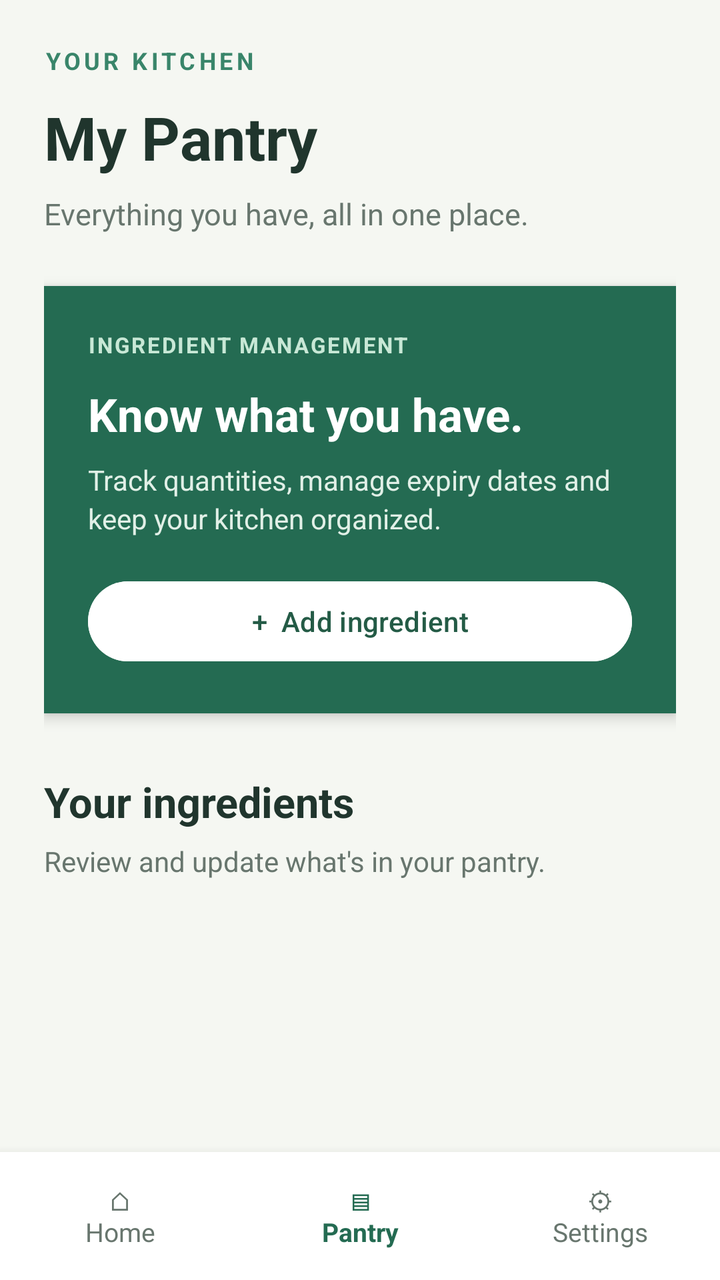
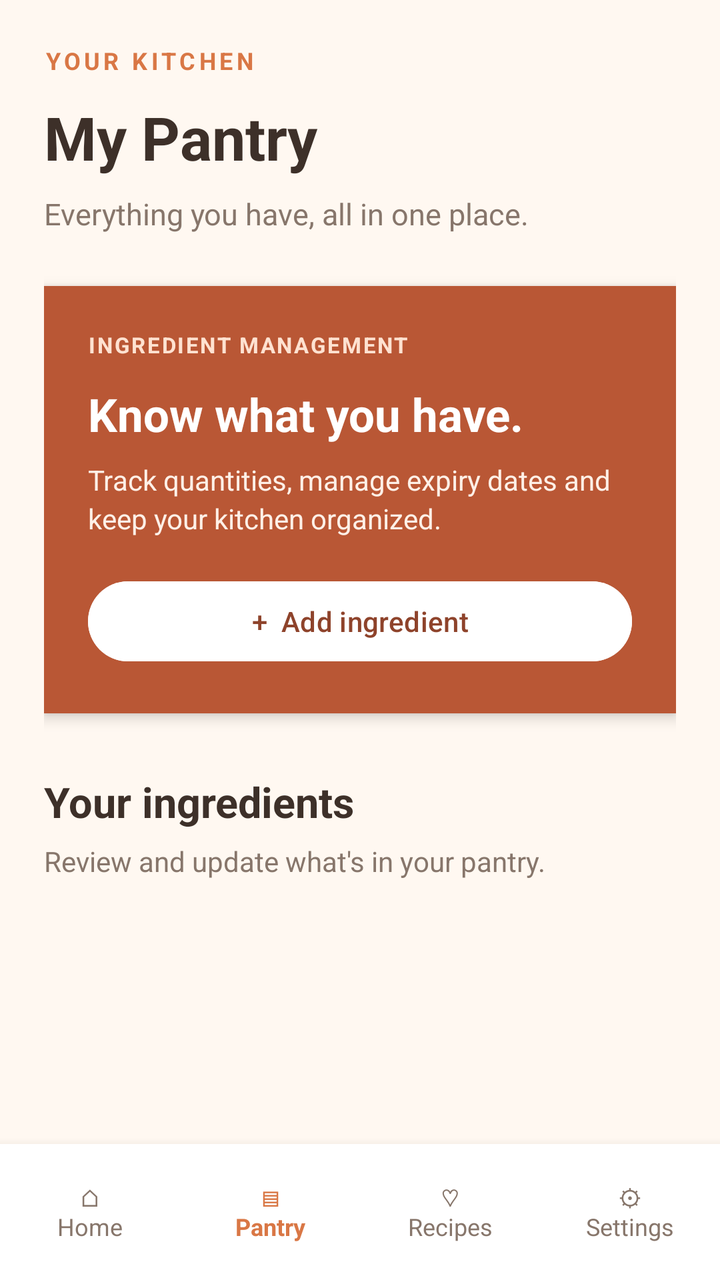

The first picture is an Android layout as it rendered before a commit; the second is the same layout after the commit. The layout source and the unified diff follow.
<!-- AndroidManifest.xml: application theme Theme.SmartPantryManager -->
<!-- res/layout/activity_pantry.xml -->
<?xml version="1.0" encoding="utf-8"?>
<LinearLayout
    xmlns:android="http://schemas.android.com/apk/res/android"
    android:layout_width="match_parent"
    android:layout_height="match_parent"
    android:orientation="vertical"
    android:background="#F5F7F2">

    <ScrollView
        android:layout_width="match_parent"
        android:layout_height="0dp"
        android:layout_weight="1"
        android:fillViewport="true">

        <LinearLayout
            android:layout_width="match_parent"
            android:layout_height="wrap_content"
            android:orientation="vertical"
            android:padding="22dp">

            <TextView
                android:layout_width="wrap_content"
                android:layout_height="wrap_content"
                android:text="YOUR KITCHEN"
                android:textColor="#39856A"
                android:textSize="12sp"
                android:textStyle="bold"
                android:letterSpacing="0.15" />

            <TextView
                android:layout_width="match_parent"
                android:layout_height="wrap_content"
                android:text="My Pantry"
                android:textColor="#20352D"
                android:textSize="30sp"
                android:textStyle="bold"
                android:layout_marginTop="10dp" />

            <TextView
                android:layout_width="match_parent"
                android:layout_height="wrap_content"
                android:text="Everything you have, all in one place."
                android:textColor="#68766E"
                android:textSize="15sp"
                android:lineSpacingExtra="4dp"
                android:layout_marginTop="8dp" />

            

            <LinearLayout
                android:layout_width="match_parent"
                android:layout_height="wrap_content"
                android:orientation="vertical"
                android:background="#246B52"
                android:padding="22dp"
                android:layout_marginTop="26dp"
                android:elevation="4dp">

                <TextView
                    android:layout_width="wrap_content"
                    android:layout_height="wrap_content"
                    android:text="INGREDIENT MANAGEMENT"
                    android:textColor="#C8E8D6"
                    android:textSize="11sp"
                    android:textStyle="bold"
                    android:letterSpacing="0.08" />

                <TextView
                    android:layout_width="match_parent"
                    android:layout_height="wrap_content"
                    android:text="Know what you have."
                    android:textColor="#FFFFFF"
                    android:textSize="23sp"
                    android:textStyle="bold"
                    android:layout_marginTop="12dp" />

                <TextView
                    android:layout_width="match_parent"
                    android:layout_height="wrap_content"
                    android:text="Track quantities, manage expiry dates and keep your kitchen organized."
                    android:textColor="#E1F0E7"
                    android:textSize="14sp"
                    android:lineSpacingExtra="3dp"
                    android:layout_marginTop="8dp" />

                <Button
                    android:id="@+id/btnAddIngredient"
                    android:layout_width="match_parent"
                    android:layout_height="wrap_content"
                    android:text="+  Add ingredient"
                    android:textColor="#245B46"
                    android:backgroundTint="#FFFFFF"
                    android:layout_marginTop="18dp" />

            </LinearLayout>

            

            <TextView
                android:layout_width="match_parent"
                android:layout_height="wrap_content"
                android:text="Your ingredients"
                android:textColor="#20352D"
                android:textSize="21sp"
                android:textStyle="bold"
                android:layout_marginTop="30dp"
                android:layout_marginBottom="6dp" />

            <TextView
                android:layout_width="match_parent"
                android:layout_height="wrap_content"
                android:text="Review and update what's in your pantry."
                android:textColor="#68766E"
                android:textSize="14sp"
                android:layout_marginBottom="14dp" />

            <TextView
                android:id="@+id/txtEmptyPantry"
                android:layout_width="match_parent"
                android:layout_height="wrap_content"
                android:background="#FFFFFF"
                android:padding="24dp"
                android:gravity="center"
                android:text="Your pantry is waiting.&#10;Add your first ingredient to get started."
                android:textColor="#68766E"
                android:textSize="15sp"
                android:lineSpacingExtra="4dp"
                android:visibility="gone" />

            <androidx.recyclerview.widget.RecyclerView
                android:id="@+id/recyclerPantry"
                android:layout_width="match_parent"
                android:layout_height="wrap_content"
                android:nestedScrollingEnabled="false" />

        </LinearLayout>

    </ScrollView>

    

    <LinearLayout
        android:layout_width="match_parent"
        android:layout_height="64dp"
        android:orientation="horizontal"
        android:gravity="center"
        android:background="#FFFFFF"
        android:elevation="8dp">

        <TextView
            android:layout_width="0dp"
            android:layout_height="match_parent"
            android:layout_weight="1"
            android:gravity="center"
            android:text="⌂&#10;Home"
            android:textColor="#68766E"
            android:textSize="13sp"
            android:clickable="true"
            android:focusable="true"
            android:onClick="openHome" />

        <TextView
            android:layout_width="0dp"
            android:layout_height="match_parent"
            android:layout_weight="1"
            android:gravity="center"
            android:text="▤&#10;Pantry"
            android:textColor="#246B52"
            android:textSize="13sp"
            android:textStyle="bold" />

        <TextView
            android:layout_width="0dp"
            android:layout_height="match_parent"
            android:layout_weight="1"
            android:gravity="center"
            android:text="⚙&#10;Settings"
            android:textColor="#68766E"
            android:textSize="13sp"
            android:clickable="true"
            android:focusable="true"
            android:onClick="openSettings" />

    </LinearLayout>

</LinearLayout>
<!-- resources referenced by this layout -->
<resources>
  <style name="Theme.SmartPantryManager" parent="Base.Theme.SmartPantryManager" />
  <style name="Base.Theme.SmartPantryManager" parent="Theme.Material3.DayNight.NoActionBar">
          
          
      </style>
</resources>

<!-- the commit's change to res/layout/activity_pantry.xml (unified diff, before → after) -->
@@ -4,7 +4,7 @@
     android:layout_width="match_parent"
     android:layout_height="match_parent"
     android:orientation="vertical"
-    android:background="#F5F7F2">
+    android:background="#FFF8F1">
 
     <ScrollView
         android:layout_width="match_parent"
@@ -18,11 +18,13 @@
             android:orientation="vertical"
             android:padding="22dp">
 
+            
+
             <TextView
                 android:layout_width="wrap_content"
                 android:layout_height="wrap_content"
                 android:text="YOUR KITCHEN"
-                android:textColor="#39856A"
+                android:textColor="#D97745"
                 android:textSize="12sp"
                 android:textStyle="bold"
                 android:letterSpacing="0.15" />
@@ -31,7 +33,7 @@
                 android:layout_width="match_parent"
                 android:layout_height="wrap_content"
                 android:text="My Pantry"
-                android:textColor="#20352D"
+                android:textColor="#3D3029"
                 android:textSize="30sp"
                 android:textStyle="bold"
                 android:layout_marginTop="10dp" />
@@ -40,7 +42,7 @@
                 android:layout_width="match_parent"
                 android:layout_height="wrap_content"
                 android:text="Everything you have, all in one place."
-                android:textColor="#68766E"
+                android:textColor="#87766B"
                 android:textSize="15sp"
                 android:lineSpacingExtra="4dp"
                 android:layout_marginTop="8dp" />
@@ -51,7 +53,7 @@
                 android:layout_width="match_parent"
                 android:layout_height="wrap_content"
                 android:orientation="vertical"
-                android:background="#246B52"
+                android:background="#B95735"
                 android:padding="22dp"
                 android:layout_marginTop="26dp"
                 android:elevation="4dp">
@@ -60,7 +62,7 @@
                     android:layout_width="wrap_content"
                     android:layout_height="wrap_content"
                     android:text="INGREDIENT MANAGEMENT"
-                    android:textColor="#C8E8D6"
+                    android:textColor="#FFE2D1"
                     android:textSize="11sp"
                     android:textStyle="bold"
                     android:letterSpacing="0.08" />
@@ -78,7 +80,7 @@
                     android:layout_width="match_parent"
                     android:layout_height="wrap_content"
                     android:text="Track quantities, manage expiry dates and keep your kitchen organized."
-                    android:textColor="#E1F0E7"
+                    android:textColor="#FFF0E7"
                     android:textSize="14sp"
                     android:lineSpacingExtra="3dp"
                     android:layout_marginTop="8dp" />
@@ -88,7 +90,7 @@
                     android:layout_width="match_parent"
                     android:layout_height="wrap_content"
                     android:text="+  Add ingredient"
-                    android:textColor="#245B46"
+                    android:textColor="#8E432B"
                     android:backgroundTint="#FFFFFF"
                     android:layout_marginTop="18dp" />
 
@@ -100,7 +102,7 @@
                 android:layout_width="match_parent"
                 android:layout_height="wrap_content"
                 android:text="Your ingredients"
-                android:textColor="#20352D"
+                android:textColor="#3D3029"
                 android:textSize="21sp"
                 android:textStyle="bold"
                 android:layout_marginTop="30dp"
@@ -110,9 +112,11 @@
                 android:layout_width="match_parent"
                 android:layout_height="wrap_content"
                 android:text="Review and update what's in your pantry."
-                android:textColor="#68766E"
+                android:textColor="#87766B"
                 android:textSize="14sp"
                 android:layout_marginBottom="14dp" />
+
+            
 
             <TextView
                 android:id="@+id/txtEmptyPantry"
@@ -121,17 +125,21 @@
                 android:background="#FFFFFF"
                 android:padding="24dp"
                 android:gravity="center"
-                android:text="Your pantry is waiting.&#10;Add your first ingredient to get started."
-                android:textColor="#68766E"
+                android:text="Your pantry is waiting.\nAdd your first ingredient to get started."
+                android:textColor="#87766B"
                 android:textSize="15sp"
                 android:lineSpacingExtra="4dp"
                 android:visibility="gone" />
 
+            
+
             <androidx.recyclerview.widget.RecyclerView
                 android:id="@+id/recyclerPantry"
                 android:layout_width="match_parent"
                 android:layout_height="wrap_content"
-                android:nestedScrollingEnabled="false" />
+                android:nestedScrollingEnabled="false"
+                android:clipToPadding="false"
+                android:paddingBottom="12dp" />
 
         </LinearLayout>
 
@@ -141,45 +149,74 @@
 
     <LinearLayout
         android:layout_width="match_parent"
-        android:layout_height="64dp"
+        android:layout_height="68dp"
         android:orientation="horizontal"
         android:gravity="center"
         android:background="#FFFFFF"
-        android:elevation="8dp">
-
-        <TextView
-            android:layout_width="0dp"
-            android:layout_height="match_parent"
-            android:layout_weight="1"
-            android:gravity="center"
-            android:text="⌂&#10;Home"
-            android:textColor="#68766E"
-            android:textSize="13sp"
-            android:clickable="true"
-            android:focusable="true"
-            android:onClick="openHome" />
-
-        <TextView
-            android:layout_width="0dp"
-            android:layout_height="match_parent"
-            android:layout_weight="1"
-            android:gravity="center"
-            android:text="▤&#10;Pantry"
-            android:textColor="#246B52"
-            android:textSize="13sp"
-            android:textStyle="bold" />
-
-        <TextView
-            android:layout_width="0dp"
-            android:layout_height="match_parent"
-            android:layout_weight="1"
-            android:gravity="center"
-            android:text="⚙&#10;Settings"
-            android:textColor="#68766E"
-            android:textSize="13sp"
-            android:clickable="true"
-            android:focusable="true"
-            android:onClick="openSettings" />
+        android:elevation="8dp"
+        android:paddingTop="4dp"
+        android:paddingBottom="4dp">
+
+        
+
+        <TextView
+            android:id="@+id/navHome"
+            android:layout_width="0dp"
+            android:layout_height="match_parent"
+            android:layout_weight="1"
+            android:gravity="center"
+            android:text="⌂\nHome"
+            android:textColor="#87766B"
+            android:textSize="12sp"
+            android:clickable="true"
+            android:focusable="true"
+            android:background="?android:attr/selectableItemBackground" />
+
+        
+
+        <TextView
+            android:id="@+id/navPantry"
+            android:layout_width="0dp"
+            android:layout_height="match_parent"
+            android:layout_weight="1"
+            android:gravity="center"
+            android:text="▤\nPantry"
+            android:textColor="#D97745"
+            android:textSize="12sp"
+            android:textStyle="bold"
+            android:clickable="true"
+            android:focusable="true"
+            android:background="?android:attr/selectableItemBackground" />
+
+        
+
+        <TextView
+            android:id="@+id/navRecipes"
+            android:layout_width="0dp"
+            android:layout_height="match_parent"
+            android:layout_weight="1"
+            android:gravity="center"
+            android:text="♡\nRecipes"
+            android:textColor="#87766B"
+            android:textSize="12sp"
+            android:clickable="true"
+            android:focusable="true"
+            android:background="?android:attr/selectableItemBackground" />
+
+        
+
+        <TextView
+            android:id="@+id/navSettings"
+            android:layout_width="0dp"
+            android:layout_height="match_parent"
+            android:layout_weight="1"
+            android:gravity="center"
+            android:text="⚙\nSettings"
+            android:textColor="#87766B"
+            android:textSize="12sp"
+            android:clickable="true"
+            android:focusable="true"
+            android:background="?android:attr/selectableItemBackground" />
 
     </LinearLayout>
 
